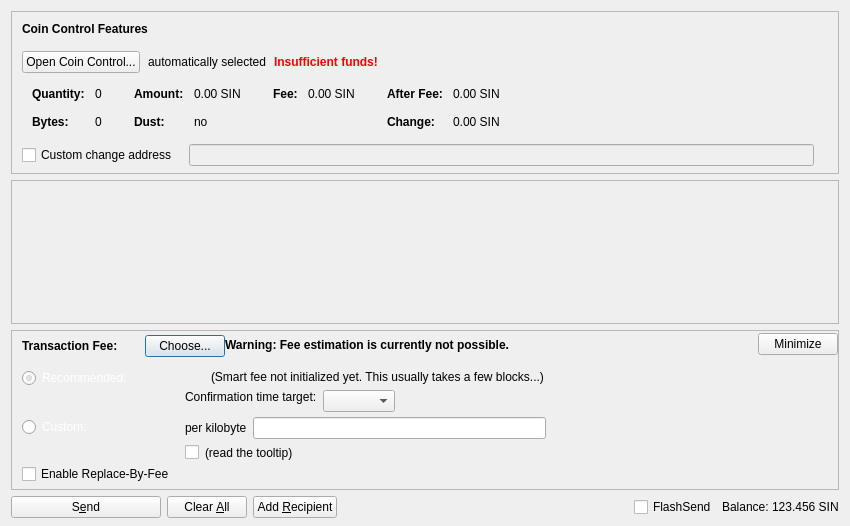
Above: src/qt/forms/sendcoinsdialog.ui from uhlik-sinovate-development/SIN-core before the change. Below: the same form after it.
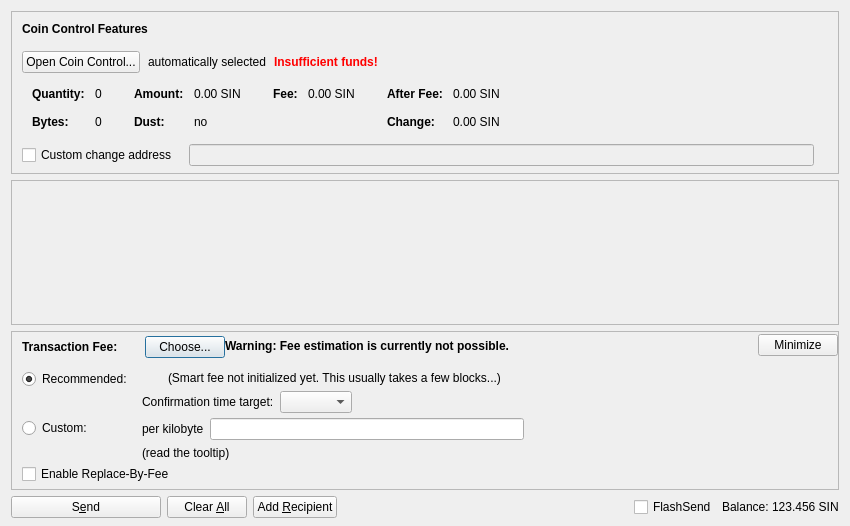
That is the form after the change. Icons and pictures are not drawn. Custom widgets are drawn as their Qt base class.

Commit message: don't allow min fee tx like bitcoin

Patch:
```diff
--- a/src/qt/forms/sendcoinsdialog.ui
+++ b/src/qt/forms/sendcoinsdialog.ui
@@ -588,7 +588,7 @@
         <x>0</x>
         <y>0</y>
         <width>830</width>
-        <height>102</height>
+        <height>104</height>
        </rect>
       </property>
       <layout class="QVBoxLayout" name="verticalLayout_2" stretch="0,1">
@@ -877,16 +877,6 @@
                </item>
                <item>
                 <layout class="QHBoxLayout" name="horizontalLayoutFee8">
-                 <item>
-                  <widget class="QCheckBox" name="checkBoxMinimumFee">
-                   <property name="toolTip">
-                    <string>Paying only the minimum fee is just fine as long as there is less transaction volume than space in the blocks. But be aware that this can end up in a never confirming transaction once there is more demand for sin transactions than the network can process.</string>
-                   </property>
-                   <property name="text">
-                    <string/>
-                   </property>
-                  </widget>
-                 </item>
                  <item>
                   <widget class="QLabel" name="labelMinFeeWarning">
                    <property name="enabled">
@@ -898,9 +888,6 @@
                    <property name="text">
                     <string>(read the tooltip)</string>
                    </property>
-                   <property name="margin">
-                    <number>5</number>
-                   </property>
                   </widget>
                  </item>
                  <item>
@@ -922,19 +909,8 @@
              </item>
              <item row="0" column="0">
               <layout class="QVBoxLayout" name="verticalLayoutFee4" stretch="0,1">
-               <property name="rightMargin">
-                <number>43</number>
-               </property>
                <item>
                 <widget class="QRadioButton" name="radioSmartFee">
-                 <property name="layoutDirection">
-                  <enum>Qt::LeftToRight</enum>
-                 </property>
-                 <property name="styleSheet">
-                  <string notr="true">color:rgb(255, 255, 255);
-
-</string>
-                 </property>
                  <property name="text">
                   <string>Recommended:</string>
                  </property>
@@ -963,14 +939,8 @@
              </item>
              <item row="1" column="0">
               <layout class="QVBoxLayout" name="verticalLayoutFee9" stretch="0,1">
-               <property name="rightMargin">
-                <number>43</number>
-               </property>
                <item>
                 <widget class="QRadioButton" name="radioCustomFee">
-                 <property name="styleSheet">
-                  <string notr="true">color:rgb(255, 255, 255);</string>
-                 </property>
                  <property name="text">
                   <string>Custom:</string>
                  </property>
@@ -1009,9 +979,6 @@
                    <property name="text">
                     <string/>
                    </property>
-                   <property name="margin">
-                    <number>2</number>
-                   </property>
                   </widget>
                  </item>
                  <item>
@@ -1026,9 +993,6 @@
                    <property name="text">
                     <string>(Smart fee not initialized yet. This usually takes a few blocks...)</string>
                    </property>
-                   <property name="margin">
-                    <number>2</number>
-                   </property>
                   </widget>
                  </item>
                  <item>
@@ -1055,24 +1019,8 @@
                      <property name="text">
                       <string>Confirmation time target:</string>
                      </property>
-                     <property name="margin">
-                      <number>2</number>
-                     </property>
                     </widget>
                    </item>
-                   <item>
-                    <spacer name="verticalSpacer_3">
-                     <property name="orientation">
-                      <enum>Qt::Vertical</enum>
-                     </property>
-                     <property name="sizeHint" stdset="0">
-                      <size>
-                       <width>1</width>
-                       <height>1</height>
-                      </size>
-                     </property>
-                    </spacer>
-                   </item>
                   </layout>
                  </item>
                  <item>
```
The commit also changes 2 other files.
